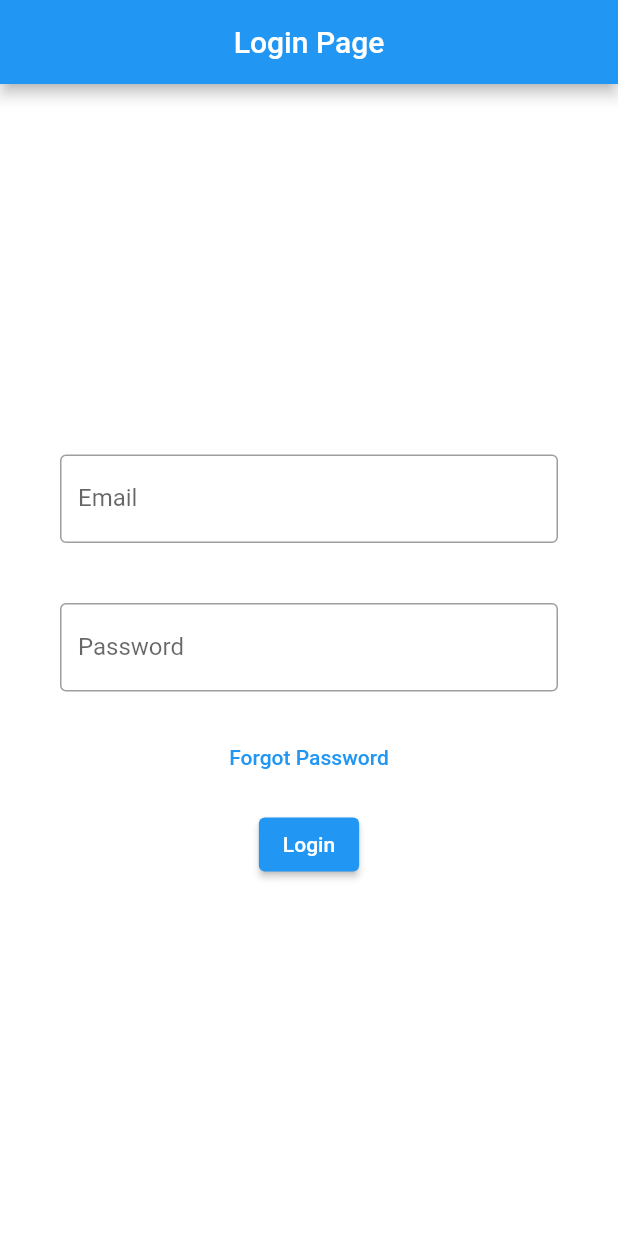
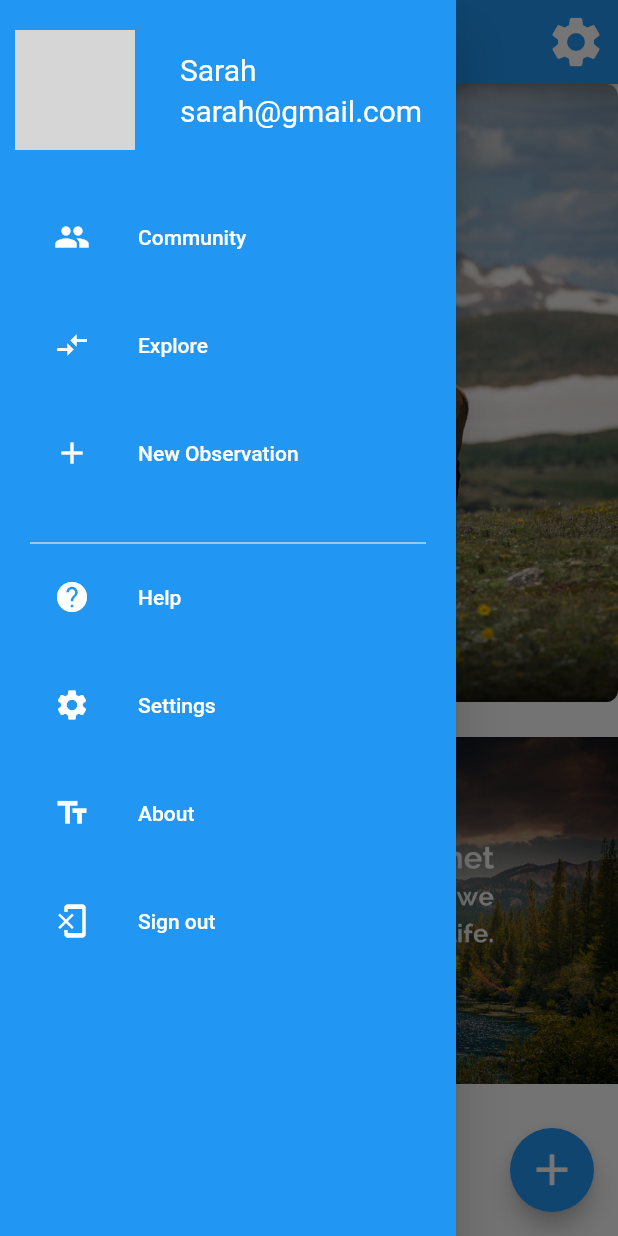
Before and after one commit to vpareek1308/crowdsource_project, a Flutter app: the screen it shows after launch, with the side drawer open (before the commit the screen has no drawer), on a phone screen of 412 x 824 dp. Run offline on Flutter 3.47's test engine with Material 2 defaults, Android fonts, the phone set to English and light mode, and no system bars; drawn by our look-alikes of carousel_slider; our stand-ins replace image_picker; network calls fail; grey boxes are pictures that could not be loaded.

Commit message:
added navigation drawer

```diff
--- a/lib/main.dart
+++ b/lib/main.dart
@@ -6,11 +6,11 @@ import 'package:croudsource_project/screens/image_upload.dart';
 void main() {
   runApp(MaterialApp(
     debugShowCheckedModeBanner: false,
-    initialRoute: '/login',
+    initialRoute: '/home',
     routes: {
-      '/login':(context) => Login(),
-      '/home':(context) => Home(),
-      '/image_upload':(context) => ImageUpload(),
+      '/login': (context) => Login(),
+      '/home': (context) => Home(),
+      '/image_upload': (context) => ImageUpload(),
     },
   ));
 }
--- a/lib/screens/home.dart
+++ b/lib/screens/home.dart
@@ -1,11 +1,14 @@
 import 'package:flutter/material.dart';
 import '../widgets/CarouselWithIndicator.dart';
+import '../widgets/NavigationDrawerWidget.dart';
 
 class Home extends StatelessWidget {
   @override
   Widget build(BuildContext context) {
     return Container(
       child: Scaffold(
+        drawer: NavigationDrawerWidget('Sarah', 'sarah@gmail.com',
+            'https://images.pexels.com/photos/1181690/pexels-photo-1181690.jpeg?auto=compress&cs=tinysrgb&dpr=2&h=650&w=940'),
         appBar: AppBar(
           title: Text("Home Page"),
           centerTitle: true,
--- /dev/null
+++ b/lib/widgets/NavigationDrawerWidget.dart
@@ -0,0 +1,161 @@
+import 'package:flutter/material.dart';
+
+class NavigationDrawerWidget extends StatelessWidget {
+  final padding = 20.0;
+  String name = '';
+  String email = '';
+  String imgURL = '';
+  NavigationDrawerWidget(
+    String name,
+    String email,
+    String imgURL,
+  ) {
+    this.name = name;
+    this.email = email;
+    this.imgURL = imgURL;
+  }
+  // const NavigationDrawerWidget({Key? key}) : super(key: key);
+
+  @override
+  Widget build(BuildContext context) {
+    return Drawer(
+      child: Material(
+        color: Colors.blue,
+        child: ListView(
+          // padding: EdgeInsets.symmetric(horizontal: padding),
+          children: <Widget>[
+            buildHeader(imgURL: imgURL, name: name, email: email),
+            Container(
+              padding: EdgeInsets.symmetric(horizontal: padding),
+              child: Column(
+                children: [
+                  const SizedBox(
+                    height: 30,
+                  ),
+                  buildMenuItem(
+                    text: 'Community',
+                    icon: Icons.people,
+                    onClicked: () => navigate(context, 'Community'),
+                  ),
+                  const SizedBox(
+                    height: 16,
+                  ),
+                  buildMenuItem(
+                    text: 'Explore',
+                    icon: Icons.compare_arrows_sharp,
+                    onClicked: () => navigate(context, 'Explore'),
+                  ),
+                  const SizedBox(
+                    height: 16,
+                  ),
+                  buildMenuItem(
+                    text: 'New Observation',
+                    icon: Icons.add,
+                    onClicked: () => navigate(context, 'New Observation'),
+                  ),
+                  const SizedBox(
+                    height: 24,
+                  ),
+                  Divider(
+                    color: Colors.white,
+                  ),
+                  // const SizedBox(
+                  //   height: 24,
+                  // ),
+                  buildMenuItem(
+                    text: 'Help',
+                    icon: Icons.help,
+                    onClicked: () => navigate(context, 'Help'),
+                  ),
+                  const SizedBox(
+                    height: 16,
+                  ),
+                  buildMenuItem(
+                    text: 'Settings',
+                    icon: Icons.settings,
+                    onClicked: () => navigate(context, 'Settings'),
+                  ),
+                  const SizedBox(
+                    height: 16,
+                  ),
+                  buildMenuItem(
+                    text: 'About',
+                    icon: Icons.text_fields,
+                    onClicked: () => navigate(context, 'About'),
+                  ),
+                  const SizedBox(
+                    height: 16,
+                  ),
+                  buildMenuItem(
+                    text: 'Sign out',
+                    icon: Icons.phonelink_erase,
+                    onClicked: () => navigate(context, 'Sign out'),
+                  ),
+                ],
+              ),
+            )
+          ],
+        ),
+      ),
+    );
+  }
+
+  Widget buildMenuItem({
+    required String text,
+    required IconData icon,
+    VoidCallback? onClicked,
+  }) {
+    final color = Colors.white;
+    return ListTile(
+      leading: Icon(icon, color: color),
+      title: Text(
+        text,
+        style: TextStyle(color: color),
+      ),
+      onTap: onClicked,
+    );
+  }
+
+  Widget buildHeader(
+          {required String imgURL,
+          required String name,
+          required String email}) =>
+      InkWell(
+        child: Container(
+          padding: EdgeInsets.only(
+              left: padding / 2, right: padding / 2, top: padding),
+          child: Row(
+            children: [
+              CircleAvatar(
+                radius: 40,
+                backgroundImage: NetworkImage(imgURL),
+              ),
+              SizedBox(
+                width: 30,
+              ),
+              Column(
+                crossAxisAlignment: CrossAxisAlignment.start,
+                children: [
+                  Text(
+                    name,
+                    style: TextStyle(fontSize: 20, color: Colors.white),
+                  ),
+                  const SizedBox(
+                    height: 4,
+                  ),
+                  Text(
+                    email,
+                    style: TextStyle(fontSize: 20, color: Colors.white),
+                  )
+                ],
+              )
+            ],
+          ),
+        ),
+      );
+
+  void navigate(BuildContext context, String navigateTo) {
+    // Navigator.of(context).push(MaterialPageRoute(builder: (context) => ));
+    // TODO : implement navigate
+  }
+}
```
